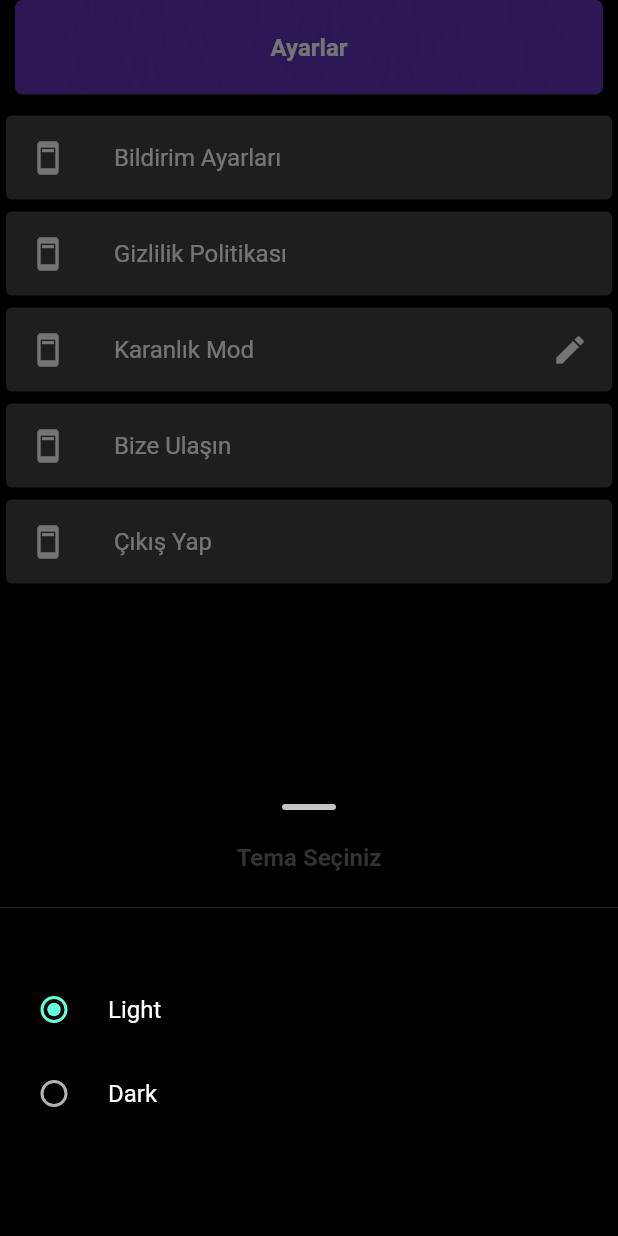
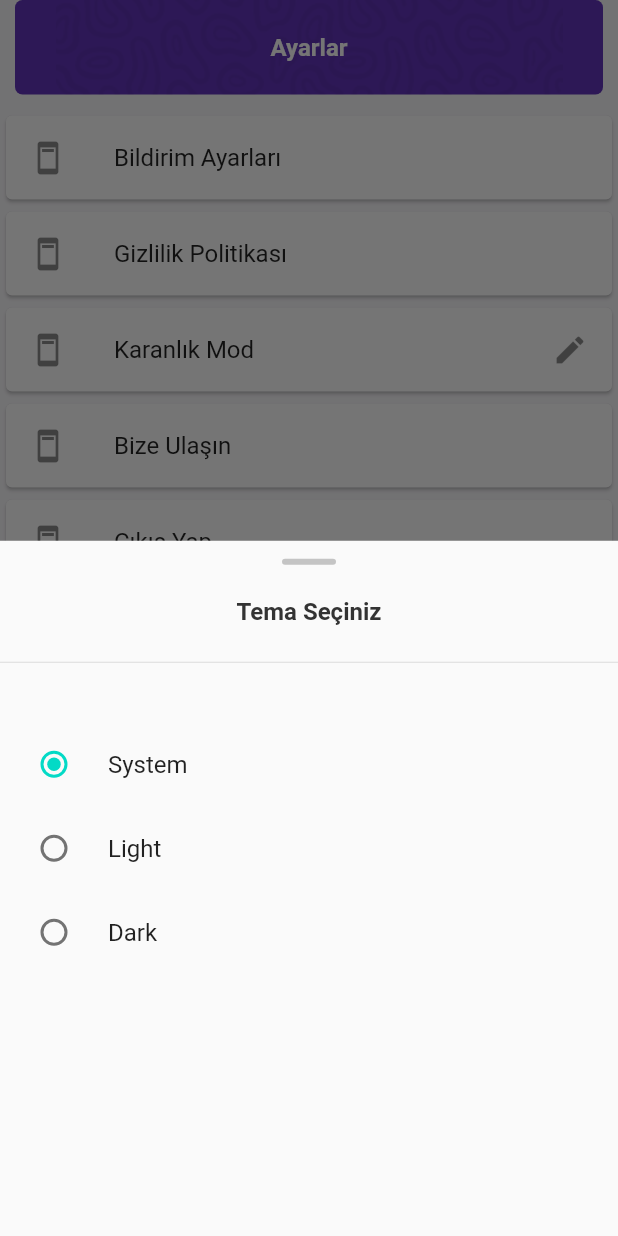
Before and after one commit to mirsaiddev/ehliyetim, a Flutter app: the screen it shows after launch, item 4 of the bottom bar chosen, after a tap on the "edit" icon, on a phone screen of 412 x 824 dp. Run offline on Flutter 3.47's test engine with Material 2 defaults, Android fonts, the phone set to English and light mode, and no system bars; our stand-ins replace flutter_html, hive, hive_flutter; accounts and stored records are empty.

Commit message:
theme added

```diff
--- a/lib/main.dart
+++ b/lib/main.dart
@@ -1,53 +1,44 @@
 import 'package:ehliyetim/providers/bottom_nav_bar_provider.dart';
 import 'package:ehliyetim/providers/quiz_provider.dart';
 import 'package:ehliyetim/providers/splash_provider.dart';
+import 'package:ehliyetim/providers/theme_provider.dart';
 import 'package:ehliyetim/screens/Splash/splash_screen.dart';
+import 'package:ehliyetim/theme/theme_data.dart';
 import 'package:flutter/material.dart';
-import 'package:flutter/services.dart';
 import 'package:provider/provider.dart';
 import 'package:hive_flutter/hive_flutter.dart';
 
 const themeBox = 'appThemeBox';
 
-Future<void> main() async {
+Future<void> initHive() async {
   await Hive.initFlutter();
   await Hive.openBox(themeBox);
-  runApp(const MyApp());
+}
+
+Future<void> main() async {
+  WidgetsFlutterBinding.ensureInitialized();
+  await initHive();
+  runApp(ChangeNotifierProvider<ThemeProvider>(create: (context) => ThemeProvider(), child: MyApp()));
 }
 
 class MyApp extends StatelessWidget {
-  static final ValueNotifier<ThemeMode> themeNotifier = ValueNotifier(ThemeMode.dark);
   const MyApp({Key? key}) : super(key: key);
 
   @override
   Widget build(BuildContext context) {
+    final ThemeProvider themeProvider = Provider.of<ThemeProvider>(context);
     return MultiProvider(
       providers: [
         ChangeNotifierProvider(create: (context) => BottomNavBarProvider()),
         ChangeNotifierProvider(create: (context) => QuizProvider()),
         ChangeNotifierProvider(create: (context) => SplashProvider()),
       ],
-      child: ValueListenableBuilder<ThemeMode>(
-        valueListenable: themeNotifier,
-        builder: (_, ThemeMode currentMode, __) {
-          return MaterialApp(
-            title: 'Ehliyetim',
-            theme: ThemeData(primarySwatch: Colors.purple),
-            darkTheme: ThemeData(
-                primaryColor: Colors.black,
-                primaryColorLight: Colors.black,
-                brightness: Brightness.dark,
-                primaryColorDark: Colors.black,
-                indicatorColor: Colors.white,
-                canvasColor: Colors.black,
-                textTheme: TextTheme(),
-
-                // next line is important!
-                appBarTheme: AppBarTheme(systemOverlayStyle: SystemUiOverlayStyle.light)),
-            themeMode: currentMode,
-            home: SplashScreen(),
-          );
-        },
+      child: MaterialApp(
+        title: 'Ehliyetim',
+        theme: lightTheme,
+        darkTheme: darkTheme,
+        themeMode: themeProvider.getThemeMode(),
+        home: SplashScreen(),
       ),
     );
   }
--- /dev/null
+++ b/lib/providers/theme_provider.dart
@@ -0,0 +1,33 @@
+import 'package:ehliyetim/main.dart';
+import 'package:flutter/material.dart';
+import 'package:hive/hive.dart';
+
+class ThemeProvider with ChangeNotifier {
+  ThemeProvider() {
+    getThemeFromHive();
+  }
+
+  void getThemeFromHive() {
+    String? theme = Hive.box(themeBox).get('theme');
+    print('theme is $theme');
+    if (theme == null || theme == 'ThemeMode.system') {
+      themeMode = ThemeMode.system;
+      Hive.box(themeBox).put('theme', 'system');
+    } else if (theme == 'ThemeMode.dark') {
+      themeMode = ThemeMode.dark;
+    } else if (theme == 'ThemeMode.light') {
+      themeMode = ThemeMode.light;
+    }
+    notifyListeners();
+  }
+
+  ThemeMode? themeMode;
+
+  getThemeMode() => themeMode;
+
+  setThemeMode(ThemeMode _themeMode) async {
+    themeMode = _themeMode;
+    Hive.box(themeBox).put('theme', _themeMode.toString());
+    notifyListeners();
+  }
+}
--- a/lib/screens/BottomNavBar/bottom_nav_bar.dart
+++ b/lib/screens/BottomNavBar/bottom_nav_bar.dart
@@ -10,13 +10,14 @@ class BottomNavBar extends StatelessWidget {
   @override
   Widget build(BuildContext context) {
     BottomNavBarProvider bottomNavBarProvider = Provider.of<BottomNavBarProvider>(context);
-    Color getColor(index) => bottomNavBarProvider.currentIndex == index ? MyColors.purpleLight : MyColors.greyLight;
+    Color selectedItemColor = Theme.of(context).bottomNavigationBarTheme.selectedItemColor!;
+    Color unselectedItemColor = Theme.of(context).bottomNavigationBarTheme.unselectedItemColor!;
+    Color getColor(index) => bottomNavBarProvider.currentIndex == index ? selectedItemColor : unselectedItemColor;
     return Scaffold(
       body: bottomNavBarProvider.currentPage(),
       bottomNavigationBar: SizedBox(
         height: 70 + MediaQuery.of(context).padding.bottom,
         child: BottomNavigationBar(
-          backgroundColor: Colors.white,
           elevation: 0,
           currentIndex: bottomNavBarProvider.currentIndex,
           onTap: (val) {
@@ -24,8 +25,7 @@ class BottomNavBar extends StatelessWidget {
           },
           landscapeLayout: BottomNavigationBarLandscapeLayout.linear,
           type: BottomNavigationBarType.fixed,
-          selectedItemColor: MyColors.purpleLight,
-          unselectedItemColor: MyColors.greyLight,
+
           selectedFontSize: 12,
           unselectedFontSize: 12,
           selectedLabelStyle: TextStyle(fontWeight: FontWeight.w600),
--- a/lib/screens/Home/home_screen.dart
+++ b/lib/screens/Home/home_screen.dart
@@ -73,7 +73,7 @@ class StatisticWidget extends StatelessWidget {
   Widget build(BuildContext context) {
     return Expanded(
       child: Container(
-        decoration: BoxDecoration(color: Colors.white, borderRadius: BorderRadius.circular(5)),
+        decoration: BoxDecoration(color: Theme.of(context).colorScheme.onBackground, borderRadius: BorderRadius.circular(5)),
         padding: EdgeInsets.all(10),
         child: Column(
           crossAxisAlignment: CrossAxisAlignment.start,
--- a/lib/screens/Profil/profil_screen.dart
+++ b/lib/screens/Profil/profil_screen.dart
@@ -1,6 +1,6 @@
+import 'package:ehliyetim/providers/theme_provider.dart';
 import 'package:flutter/material.dart';
-
-import '../../main.dart';
+import 'package:provider/provider.dart';
 import '../../widgets/custom_app_bar.dart';
 
 class ProfilScreen extends StatefulWidget {
@@ -10,17 +10,10 @@ class ProfilScreen extends StatefulWidget {
   State<ProfilScreen> createState() => _ProfilScreenState();
 }
 
-enum AppTheme {
-  light,
-  dark,
-}
-
 @override
 void initState() {}
 
 class _ProfilScreenState extends State<ProfilScreen> {
-  AppTheme? _appTheme = AppTheme.light;
-
   @override
   Widget build(BuildContext context) {
     return Scaffold(
@@ -57,7 +50,7 @@ class _ProfilScreenState extends State<ProfilScreen> {
                             context: context,
                             builder: (BuildContext context) {
                               return Container(
-                                height: 300,
+                                height: 500,
                                 decoration: BoxDecoration(
                                   borderRadius: BorderRadius.circular(30),
                                 ),
@@ -75,17 +68,13 @@ class _ProfilScreenState extends State<ProfilScreen> {
                                       ),
                                     )),
                                     Padding(
-                                      padding:
-                                          const EdgeInsets.symmetric(horizontal: 8.0),
+                                      padding: const EdgeInsets.symmetric(horizontal: 8.0),
                                       child: Padding(
                                         padding: const EdgeInsets.all(10.0),
                                         child: Center(
                                             child: Text(
                                           'Tema Seçiniz',
-                                          style: const TextStyle(
-                                              fontSize: 16,
-                                              fontWeight: FontWeight.w700,
-                                              color: Color(0xff333333)),
+                                          style: const TextStyle(fontSize: 16, fontWeight: FontWeight.w700, color: Color(0xff333333)),
                                         )),
                                       ),
                                     ),
@@ -132,35 +121,34 @@ class ThemeSelect extends StatefulWidget {
 }
 
 class _ThemeSelectState extends State<ThemeSelect> {
-  AppTheme? _appTheme = AppTheme.light;
   @override
   Widget build(BuildContext context) {
+    ThemeProvider themeProvider = Provider.of<ThemeProvider>(context);
+    print('themeProvider.themeMode is ${themeProvider.themeMode}');
     return Column(
       children: <Widget>[
-        RadioListTile<AppTheme>(
-          title: Text('Light'),
-          value: AppTheme.light,
-          groupValue: _appTheme,
-          onChanged: (AppTheme? value) {
-            setState(() {
-              _appTheme = value;
-            });
-            MyApp.themeNotifier.value = MyApp.themeNotifier.value == ThemeMode.light
-                ? ThemeMode.dark
-                : ThemeMode.light;
+        RadioListTile<ThemeMode>(
+          title: Text('System'),
+          value: ThemeMode.system,
+          groupValue: themeProvider.themeMode,
+          onChanged: (ThemeMode? value) {
+            themeProvider.setThemeMode(value!);
           },
         ),
-        RadioListTile<AppTheme>(
+        RadioListTile<ThemeMode>(
+          title: Text('Light'),
+          value: ThemeMode.light,
+          groupValue: themeProvider.themeMode,
+          onChanged: (ThemeMode? value) {
+            themeProvider.setThemeMode(value!);
+          },
+        ),
+        RadioListTile<ThemeMode>(
           title: Text('Dark'),
-          value: AppTheme.dark,
-          groupValue: _appTheme,
-          onChanged: (AppTheme? value) {
-            setState(() {
-              _appTheme = value;
-              MyApp.themeNotifier.value = MyApp.themeNotifier.value == ThemeMode.light
-                  ? ThemeMode.dark
-                  : ThemeMode.light;
-            });
+          value: ThemeMode.dark,
+          groupValue: themeProvider.themeMode,
+          onChanged: (ThemeMode? value) {
+            themeProvider.setThemeMode(value!);
           },
         ),
       ],
--- a/lib/screens/Questions/SubScreens/Month/month_screen.dart
+++ b/lib/screens/Questions/SubScreens/Month/month_screen.dart
@@ -1,6 +1,4 @@
-import 'package:ehliyetim/models/quiz.dart';
 import 'package:ehliyetim/screens/Quiz/quiz_screen.dart';
-import 'package:ehliyetim/services/api_service.dart';
 import 'package:ehliyetim/widgets/day_widget.dart';
 import 'package:flutter/material.dart';
 
--- a/lib/screens/Questions/questions_screen.dart
+++ b/lib/screens/Questions/questions_screen.dart
@@ -47,9 +47,8 @@ class QuestionsScreen extends StatelessWidget {
                       ),
                       child: TabBar(
                         isScrollable: true,
-                        labelColor: MyColors.purpleLight,
                         labelStyle: TextStyle(fontWeight: FontWeight.w700, fontFamily: 'ReadexPro'),
-                        indicatorColor: MyColors.purpleLight,
+                        indicatorColor: Theme.of(context).tabBarTheme.labelColor,
                         overlayColor: MaterialStateProperty.all(Colors.transparent),
                         tabs: [
                           for (var i = 0; i < 9; i++)
@@ -75,6 +74,7 @@ class QuestionsScreen extends StatelessWidget {
                               itemCount: availableMonthsPerYear[entries.key],
                               itemBuilder: (context, index) {
                                 return MonthCard(
+                                  notAccessible: index > 2,
                                   onTap: () {
                                     Navigator.push(
                                       context,
--- a/lib/screens/Quiz/quiz_screen.dart
+++ b/lib/screens/Quiz/quiz_screen.dart
@@ -2,12 +2,9 @@ import 'package:ehliyetim/models/question_object.dart';
 import 'package:ehliyetim/models/quiz.dart';
 import 'package:ehliyetim/providers/quiz_provider.dart';
 import 'package:ehliyetim/theme/colors.dart';
-import 'package:ehliyetim/utils/constants/assets.dart';
-import 'package:ehliyetim/utils/extensions/duration.dart';
 import 'package:flutter/material.dart';
 import 'package:provider/provider.dart';
 
-import '../../widgets/custom_cupertino_bottom_sheet.dart';
 import 'components/finish_quiz_widgets.dart';
 import 'components/question_answer_widget.dart';
 import 'components/question_content_widget.dart';
--- a/lib/screens/TopicsList/topics_list.dart
+++ b/lib/screens/TopicsList/topics_list.dart
@@ -1,5 +1,4 @@
 import 'package:ehliyetim/screens/TopicDetail/topic_detail_screen.dart';
-import 'package:ehliyetim/theme/colors.dart';
 import 'package:ehliyetim/utils/constants/topic_data.dart';
 import 'package:ehliyetim/widgets/custom_app_bar.dart';
 import 'package:flutter/material.dart';
--- a/lib/theme/colors.dart
+++ b/lib/theme/colors.dart
@@ -3,6 +3,8 @@ import 'package:flutter/material.dart';
 class MyColors {
   static Color purple = Color(0xff1E1431);
   static Color purpleLight = Color(0xff6235BC);
+  static Color purple3 = Color(0xff4E3D6A);
+  static Color purple2 = Color(0xff2D2240);
   static Color greyLightest = Color(0xffF9F8FB);
   static Color greyLight = Color(0xffE7E5E9);
 
--- a/lib/theme/theme_data.dart
+++ b/lib/theme/theme_data.dart
@@ -1,50 +1,38 @@
 import 'package:ehliyetim/theme/colors.dart';
 import 'package:flutter/material.dart';
 
-ThemeData themeData = ThemeData(
+ThemeData lightTheme = ThemeData.light().copyWith(
   scaffoldBackgroundColor: MyColors.greyLightest,
-  fontFamily: 'ReadexPro',
-  primaryColor: MyColors.purpleLight,
-  primarySwatch: Colors.indigo,
+  tabBarTheme: TabBarTheme(
+    labelColor: MyColors.purple,
+  ),
+  bottomNavigationBarTheme: BottomNavigationBarThemeData(
+    backgroundColor: Colors.white,
+    selectedItemColor: MyColors.purpleLight,
+    unselectedItemColor: MyColors.greyLight,
+  ),
+  colorScheme: ColorScheme.light(
+    onPrimary: MyColors.purple,
+    onBackground: Colors.white,
+    onSecondary: MyColors.purpleLight.withOpacity(0.1),
+    onSurface: Colors.black.withOpacity(0.1),
+  ),
 );
 
 ThemeData darkTheme = ThemeData.dark().copyWith(
-  primaryColor: Color(0xff1f655d),
+  scaffoldBackgroundColor: MyColors.purple,
+  tabBarTheme: TabBarTheme(
+    labelColor: Colors.white,
+  ),
+  bottomNavigationBarTheme: BottomNavigationBarThemeData(
+    backgroundColor: MyColors.purple2,
+    selectedItemColor: Colors.white,
+    unselectedItemColor: MyColors.purple3,
+  ),
+  colorScheme: ColorScheme.light(
+    onPrimary: Colors.white.withOpacity(0.1),
+    onBackground: MyColors.purple2,
+    onSecondary: Colors.white.withOpacity(0.05),
+    onSurface: Colors.white.withOpacity(0.05),
+  ),
 );
-
-ThemeData lightTheme = ThemeData.light().copyWith(
-  primaryColor: Color(0xfff5f5f5),
-);
-enum ThemeType { Light, Dark, System }
-
-class ThemeModel extends ChangeNotifier {
-  ThemeData currentTheme = lightTheme;
-  ThemeType _themeType = ThemeType.Dark;
-
-  toggleTheme() {
-    if (_themeType == ThemeType.Dark) {
-      currentTheme = lightTheme;
-      _themeType = ThemeType.Light;
-      return notifyListeners();
-    }
-
-    if (_themeType == ThemeType.Light) {
-      currentTheme = darkTheme;
-      _themeType = ThemeType.Dark;
-      return notifyListeners();
-    }
-  }
-}
-
-class ThemeNotifier with ChangeNotifier {
-  ThemeData _themeData;
-
-  ThemeNotifier(this._themeData);
-
-  getTheme() => _themeData;
-
-  setTheme(ThemeData themeData) async {
-    _themeData = themeData;
-    notifyListeners();
-  }
-}
--- a/lib/widgets/start_button.dart
+++ b/lib/widgets/start_button.dart
@@ -1,6 +1,7 @@
 import 'package:ehliyetim/providers/bottom_nav_bar_provider.dart';
 import 'package:ehliyetim/theme/colors.dart';
 import 'package:flutter/material.dart';
+import 'package:flutter/services.dart';
 import 'package:provider/provider.dart';
 
 import '../utils/constants/assets.dart';
@@ -21,9 +22,10 @@ class StartButton extends StatelessWidget {
       child: Container(
         decoration: BoxDecoration(
           borderRadius: BorderRadius.circular(5),
-          color: MyColors.purple,
+          color: Theme.of(context).colorScheme.onPrimary,
           image: DecorationImage(
             image: AssetImage(Assets.pattern1),
+            fit: BoxFit.cover,
           ),
         ),
         margin: EdgeInsets.symmetric(horizontal: 10),
```
Also changed, not shown: lib/services/api_service.dart (+5 -5 lines), lib/widgets/month_card.dart (+7 -6 lines).
